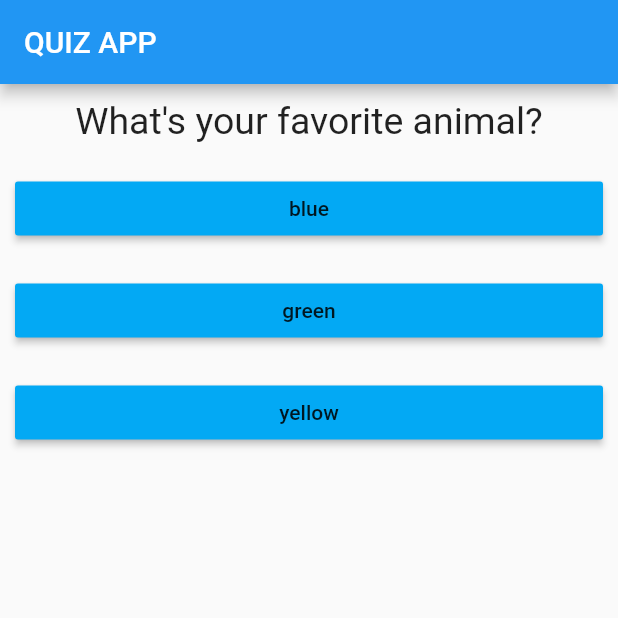
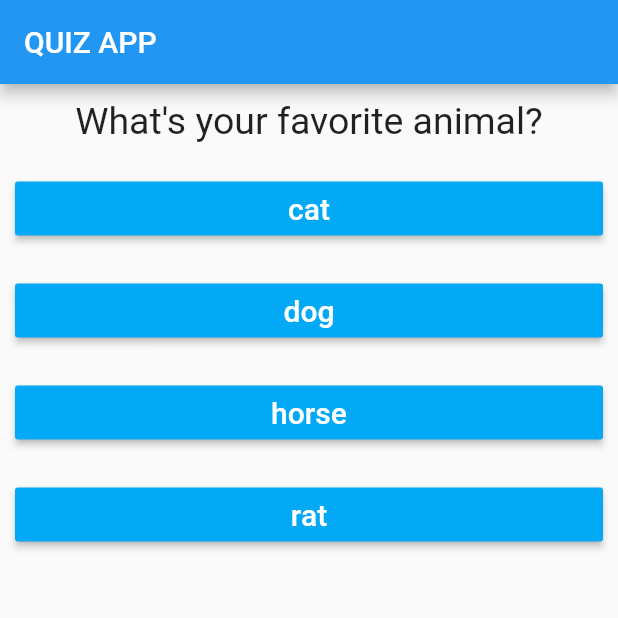
Before and after one commit to Flutteric/DemoApp, a Flutter app: the screen it shows after launch, after a tap on "blue", on a phone screen of 412 x 824 dp, the top half of it. Run offline on Flutter 3.47's test engine with Material 2 defaults, Android fonts, the phone set to English and light mode, and no system bars.

```diff
--- a/lib/answer.dart
+++ b/lib/answer.dart
@@ -13,7 +13,11 @@ class Answer extends StatelessWidget {
       margin: EdgeInsets.all(10),
       child: RaisedButton(
         color: Colors.lightBlue,
-        child: Text(answerText),
+        textColor: Colors.white,
+        child: Text(
+          answerText,
+          style: TextStyle(fontSize: 20),
+        ),
         onPressed: selectHandler,
       ),
     );
--- a/lib/main.dart
+++ b/lib/main.dart
@@ -16,6 +16,25 @@ class MyApp extends StatefulWidget {
 }
 
 class _MyAppState extends State<MyApp> {
+  final questions = const [
+    {
+      'questionText': 'What\'s your favorite color?',
+      'answers': ['blue', 'green', 'yellow', 'red']
+    },
+    {
+      'questionText': 'What\'s your favorite animal?',
+      'answers': ['cat', 'dog', 'horse', 'rat']
+    },
+    {
+      'questionText': 'What\'s your favorite movie?',
+      'answers': [
+        'Kill bill',
+        'The Prestige',
+        'Dark Knight',
+        'Pursuit of Happiness'
+      ]
+    }
+  ];
   var _questionIndex = 0;
 
   void _answerQuestion() {
@@ -27,25 +46,26 @@ class _MyAppState extends State<MyApp> {
 
   @override
   Widget build(BuildContext context) {
-    var questions = [
-      'What\'s your favorite color?',
-      'What\'s your favorite animal?',
-    ];
     return MaterialApp(
       home: Scaffold(
         appBar: AppBar(
           title: Text('QUIZ APP'),
         ),
-        body: Column(
-          children: [
-            Question(
-              questions[_questionIndex],
-            ),
-            Answer('blue', _answerQuestion),
-            Answer('green', _answerQuestion),
-            Answer('yellow', _answerQuestion),
-          ],
-        ),
+        body: _questionIndex < questions.length
+            ? Column(
+                children: [
+                  Question(
+                    questions[_questionIndex]['questionText'],
+                  ),
+                  ...(questions[_questionIndex]['answers'] as List<String>)
+                      .map((answer) {
+                    return Answer(answer, _answerQuestion);
+                  }).toList()
+                ],
+              )
+            : Center(
+                child: Text('You did it'),
+              ),
       ),
     );
   }
```
